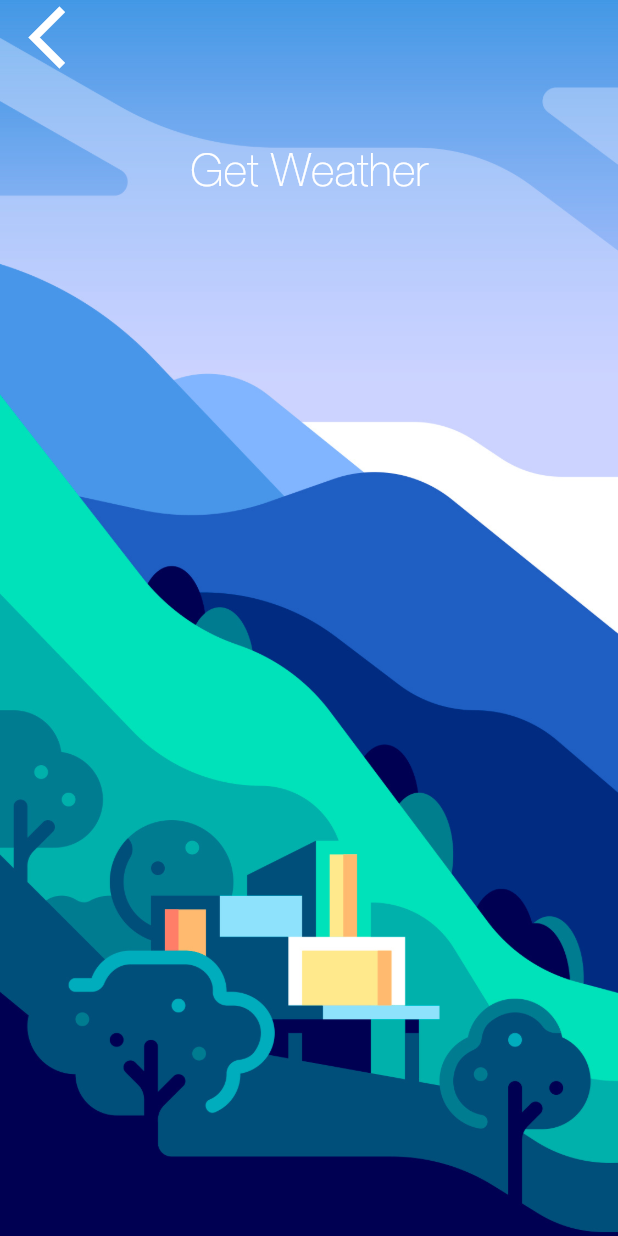
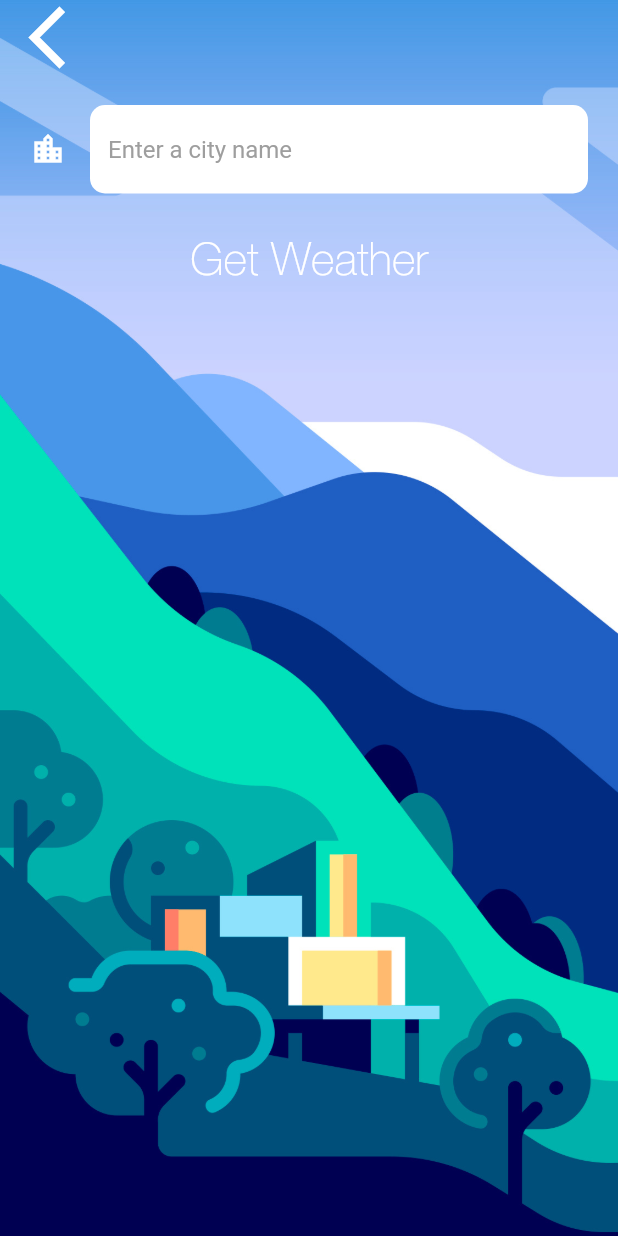
Before and after one commit to lighttt/ClimaApp, a Flutter app: the CityScreen screen opened directly, on a phone screen of 412 x 824 dp. Run offline on Flutter 3.47's test engine with Material 2 defaults, Android fonts, the phone set to English and light mode, and no system bars; our stand-ins replace flutter_spinkit, geolocator; network calls fail.

Commit message:
Completed clima app and pushed to github

```diff
--- a/lib/screens/city_screen.dart
+++ b/lib/screens/city_screen.dart
@@ -7,6 +7,8 @@ class CityScreen extends StatefulWidget {
 }
 
 class _CityScreenState extends State<CityScreen> {
+  String cityName;
+
   @override
   Widget build(BuildContext context) {
     return Scaffold(
@@ -24,7 +26,9 @@ class _CityScreenState extends State<CityScreen> {
               Align(
                 alignment: Alignment.topLeft,
                 child: FlatButton(
-                  onPressed: () {},
+                  onPressed: () {
+                    Navigator.pop(context);
+                  },
                   child: Icon(
                     Icons.arrow_back_ios,
                     size: 50.0,
@@ -33,10 +37,33 @@ class _CityScreenState extends State<CityScreen> {
               ),
               Container(
                 padding: EdgeInsets.all(20.0),
-                child: null,
+                child: TextField(
+                  style: TextStyle(color: Colors.black),
+                  onChanged: (value) {
+                    cityName = value;
+                  },
+                  decoration: InputDecoration(
+                    filled: true,
+                    fillColor: Colors.white,
+                    icon: Icon(
+                      Icons.location_city,
+                      color: Colors.white,
+                    ),
+                    hintText: "Enter a city name",
+                    hintStyle: TextStyle(color: Colors.grey),
+                    border: OutlineInputBorder(
+                      borderRadius: BorderRadius.all(
+                        Radius.circular(10),
+                      ),
+                      borderSide: BorderSide.none,
+                    ),
+                  ),
+                ),
               ),
               FlatButton(
-                onPressed: () {},
+                onPressed: () {
+                  Navigator.pop(context, cityName);
+                },
                 child: Text(
                   'Get Weather',
                   style: kButtonTextStyle,
--- a/pubspec.yaml
+++ b/pubspec.yaml
@@ -25,6 +25,7 @@ dependencies:
   cupertino_icons: ^0.1.2
   geolocator: ^5.2.0
   http: ^0.12.0+4
+  flutter_spinkit: ^4.1.1+1
 
 dev_dependencies:
   flutter_test:
```
Also changed, not shown: lib/screens/loading_screen.dart (+5 -14 lines), lib/screens/location_screen.dart (+44 -11 lines), lib/services/weather.dart (+21 -0 lines), pubspec.lock.
